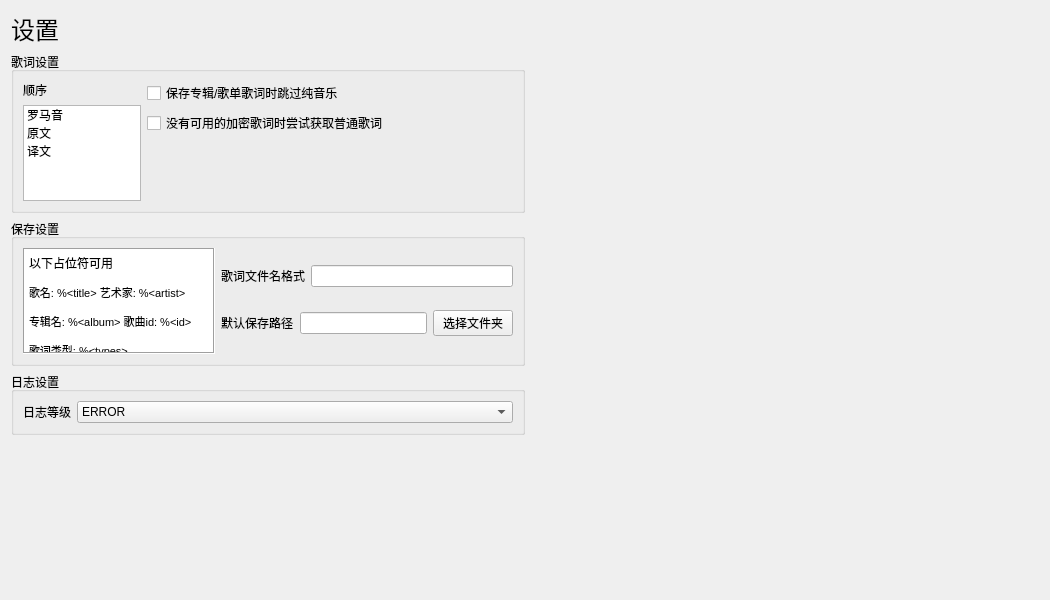
Old version of the form ui/settings.ui in the repository chenmozhijin/LDDC.
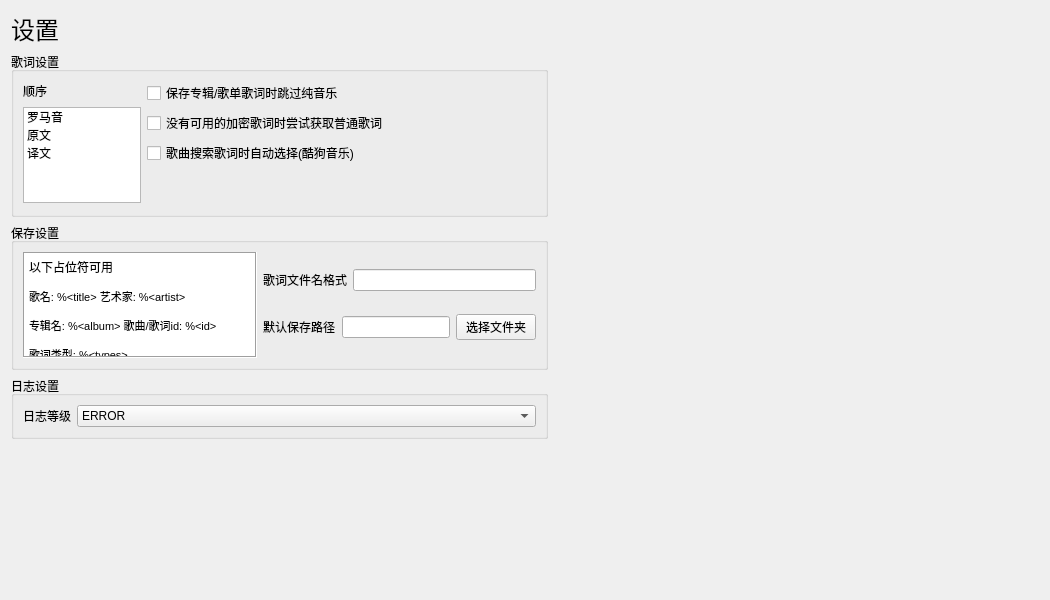
New version of the form. Custom widgets are drawn as their Qt base class.

The edit to the form file:
```diff
--- a/ui/settings.ui
+++ b/ui/settings.ui
@@ -151,6 +151,13 @@
               </property>
              </widget>
             </item>
+            <item>
+             <widget class="QCheckBox" name="auto_select_checkBox">
+              <property name="text">
+               <string>歌曲搜索歌词时自动选择(酷狗音乐)</string>
+              </property>
+             </widget>
+            </item>
             <item>
              <spacer name="verticalSpacer_2">
               <property name="orientation">
@@ -204,7 +211,7 @@
             </property>
             <property name="maximumSize">
              <size>
-              <width>176</width>
+              <width>234</width>
               <height>78</height>
              </size>
             </property>
@@ -230,7 +237,7 @@
 &lt;/style&gt;&lt;/head&gt;&lt;body style=&quot; font-family:'Microsoft YaHei UI'; font-size:9pt; font-weight:400; font-style:normal;&quot;&gt;
 &lt;p style=&quot; margin-top:12px; margin-bottom:12px; margin-left:0px; margin-right:0px; -qt-block-indent:0; text-indent:0px;&quot;&gt;以下占位符可用&lt;/p&gt;
 &lt;p style=&quot; margin-top:12px; margin-bottom:12px; margin-left:0px; margin-right:0px; -qt-block-indent:0; text-indent:0px;&quot;&gt;&lt;span style=&quot; font-size:8pt;&quot;&gt;歌名: %&amp;lt;title&amp;gt; 艺术家: %&amp;lt;artist&amp;gt;&lt;/span&gt;&lt;/p&gt;
-&lt;p style=&quot; margin-top:12px; margin-bottom:12px; margin-left:0px; margin-right:0px; -qt-block-indent:0; text-indent:0px;&quot;&gt;&lt;span style=&quot; font-size:8pt;&quot;&gt;专辑名: %&amp;lt;album&amp;gt; 歌曲id: %&amp;lt;id&amp;gt;&lt;/span&gt;&lt;/p&gt;
+&lt;p style=&quot; margin-top:12px; margin-bottom:12px; margin-left:0px; margin-right:0px; -qt-block-indent:0; text-indent:0px;&quot;&gt;&lt;span style=&quot; font-size:8pt;&quot;&gt;专辑名: %&amp;lt;album&amp;gt; 歌曲/歌词id: %&amp;lt;id&amp;gt;&lt;/span&gt;&lt;/p&gt;
 &lt;p style=&quot; margin-top:12px; margin-bottom:12px; margin-left:0px; margin-right:0px; -qt-block-indent:0; text-indent:0px;&quot;&gt;&lt;span style=&quot; font-size:8pt;&quot;&gt;歌词类型: %&amp;lt;types&amp;gt;&lt;/span&gt;&lt;/p&gt;&lt;/body&gt;&lt;/html&gt;</string>
             </property>
             <property name="openLinks">
```
